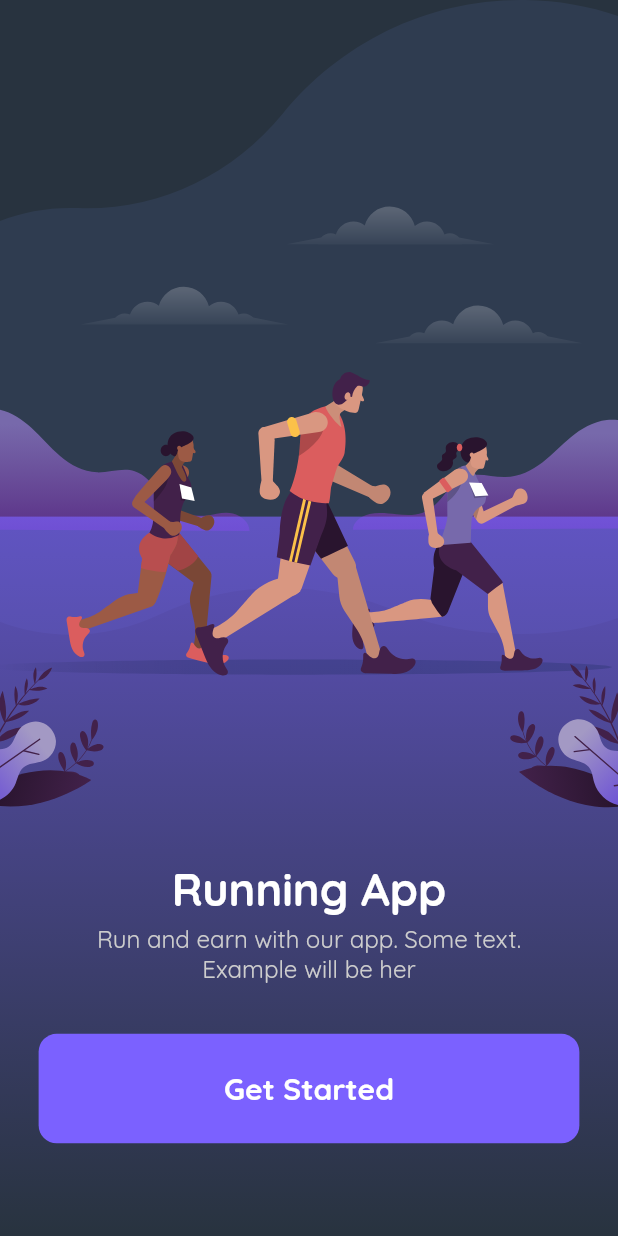
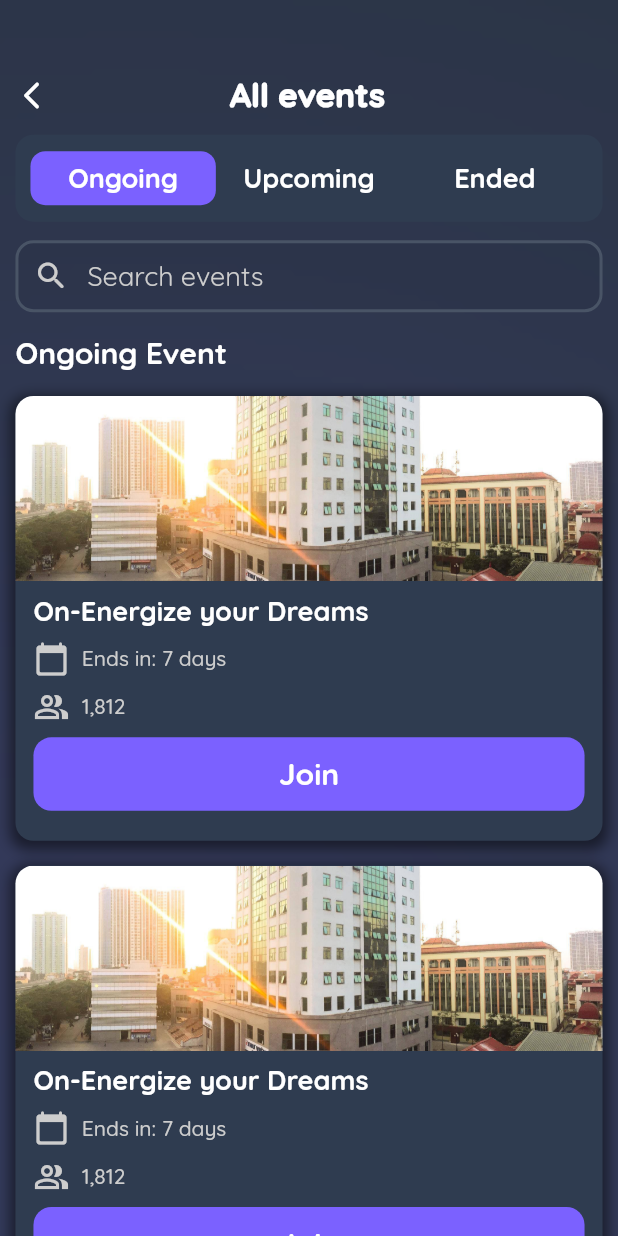
Before and after one commit to mduc-2610/Running-App, a Flutter app: the screen it shows after launch, on a phone screen of 412 x 824 dp. Run offline on Flutter 3.47's test engine with Material 3 defaults, Android fonts, the phone set to English and light mode, and no system bars; our stand-ins replace flutter_svg, google_maps_flutter; accounts and stored records are empty.

Commit message:
add event list view

```diff
--- a/running_app/lib/main.dart
+++ b/running_app/lib/main.dart
@@ -8,6 +8,8 @@ import 'package:running_app/view/community/club_detail_view.dart';
 import 'package:running_app/view/community/club_list_view.dart';
 import 'package:running_app/view/community/community_view.dart';
 import 'package:running_app/view/community/event_detail_view.dart';
+import 'package:running_app/view/community/event_list_view.dart';
+import 'package:running_app/view/community/your_event_list_view.dart';
 import 'package:running_app/view/home/home_view.dart';
 import 'package:running_app/view/home/notification_view.dart';
 import 'package:running_app/view/login/get_started_view.dart';
@@ -45,7 +47,7 @@ class MyApp extends StatelessWidget {
         colorScheme: ColorScheme.fromSeed(seedColor: Colors.deepPurple),
         useMaterial3: false
       ),
-      initialRoute: '/',
+      initialRoute: '/event_list',
       routes: {
         '/': (context) => const GetStartedView(),
         '/on_board': (context) => const OnBoardingView(),
@@ -64,6 +66,8 @@ class MyApp extends StatelessWidget {
         '/community': (context) => const CommunityView(),
         '/club_list': (context) => const ClubListView(),
         '/club_detail': (context) => const ClubDetailView(),
+        '/event_list': (context) => const EventListView(),
+        '/your_event_list': (context) => const YourEventListView(),
         '/user': (context) => const UserView(),
         '/setting': (context) => const SettingView(),
         '/event_detail': (context) => const EventDetailView(),
--- a/running_app/lib/utils/constants.dart
+++ b/running_app/lib/utils/constants.dart
@@ -27,3 +27,12 @@ class FontSize {
   static const BUTTON = 24.0;
   static const TITLE = 30.0;
 }
+
+class BShadow {
+  static final BoxShadow customBoxShadow = BoxShadow(
+    color: Colors.black.withOpacity(0.5),
+    spreadRadius: 3,
+    blurRadius: 7,
+    offset: Offset(0, 3),
+  );
+}
--- /dev/null
+++ b/running_app/lib/view/community/event_list_view.dart
@@ -0,0 +1,238 @@
+import 'package:flutter/material.dart';
+import 'package:flutter_svg/flutter_svg.dart';
+import 'package:running_app/utils/common_widgets/default_background_layout.dart';
+import 'package:running_app/utils/common_widgets/header.dart';
+import 'package:running_app/utils/common_widgets/input_decoration.dart';
+import 'package:running_app/utils/common_widgets/main_button.dart';
+import 'package:running_app/utils/common_widgets/main_wrapper.dart';
+import 'package:running_app/utils/common_widgets/text_button.dart';
+import 'package:running_app/utils/common_widgets/text_form_field.dart';
+import 'package:running_app/utils/constants.dart';
+
+class EventListView extends StatefulWidget {
+  const EventListView({super.key});
+
+  @override
+  State<EventListView> createState() => _EventListViewState();
+}
+
+class _EventListViewState extends State<EventListView> {
+  String _eventType = "Ongoing";
+  @override
+  Widget build(BuildContext context) {
+    var media = MediaQuery.sizeOf(context);
+    return Scaffold(
+      body: SingleChildScrollView(
+        child: DefaultBackgroundLayout(
+          child: Stack(
+            children: [
+              MainWrapper(
+                child: Column(
+                  children: [
+                    Header(title: "All events", noIcon: true,),
+                    SizedBox(height: media.height * 0.015,),
+
+                    // Redirect
+                    Container(
+                      padding: EdgeInsets.symmetric(
+                        vertical: 5,
+                        horizontal: 10
+                      ),
+                      decoration: BoxDecoration(
+                        color: TColor.SECONDARY_BACKGROUND,
+                        borderRadius: BorderRadius.circular(12),
+                      ),
+                      child: Row(
+                        mainAxisAlignment: MainAxisAlignment.spaceBetween,
+                        children: [
+                          for (var x in ["Ongoing", "Upcoming", "Ended"])
+                            SizedBox(
+                              width: media.width * 0.3,
+                              child: CustomTextButton(
+                                onPressed: () {
+                                  setState(() {
+                                    _eventType = x;
+                                  });
+                                },
+                                style: ButtonStyle(
+                                    padding: MaterialStateProperty.all<EdgeInsets>(
+                                        EdgeInsets.symmetric(
+                                            vertical: 5,
+                                        )),
+                                    backgroundColor: MaterialStateProperty.all<
+                                        Color?>(
+                                          _eventType == x ? TColor.PRIMARY : null
+                                        ),
+                                    shape: MaterialStateProperty.all<
+                                        RoundedRectangleBorder>(
+                                        RoundedRectangleBorder(
+                                            borderRadius:
+                                            BorderRadius.circular(10)))),
+                                child: Text(x,
+                                    style: TextStyle(
+                                      color: TColor.PRIMARY_TEXT,
+                                      fontSize: FontSize.NORMAL,
+                                      fontWeight: FontWeight.w600,
+                                    )),
+                              ),
+                            )
+                        ],
+                      ),
+                    ),
+
+                    // Search
+
+                    SizedBox(height: media.height * 0.015,),
+                    SizedBox(
+                      height: 50,
+                      child: CustomTextFormField(
+                        decoration: CustomInputDecoration(
+                          hintText: "Search events",
+                          prefixIcon: Icon(
+                            Icons.search_rounded,
+                            color: TColor.DESCRIPTION,
+                          ),
+                          contentPadding: EdgeInsets.symmetric(
+                            horizontal: 20
+                          )
+                        ),
+                        keyboardType: TextInputType.text,
+                      ),
+                    ),
+                    SizedBox(height: media.height * 0.015,),
+                    EventList(eventType: _eventType + " Event",),
+                  ],
+                ),
+              )
+            ],
+          ),
+        ),
+      ),
+    );
+  }
+}
+
+class EventList extends StatelessWidget {
+  final String eventType;
+  const EventList({
+    required this.eventType,
+    super.key
+  });
+
+  @override
+  Widget build(BuildContext context) {
+    var media = MediaQuery.sizeOf(context);
+    return Column(
+      crossAxisAlignment: CrossAxisAlignment.start,
+      children: [
+        Text(
+          eventType,
+          style: TextStyle(
+            color: TColor.PRIMARY_TEXT,
+            fontSize: FontSize.LARGE,
+            fontWeight: FontWeight.w800
+          ),
+        ),
+        SizedBox(height: media.height * 0.02,),
+        for(int i = 0; i < 10; i++)...[
+          CustomTextButton(
+            onPressed: () {},
+            child: Container(
+              decoration: BoxDecoration(
+                borderRadius: BorderRadius.circular(12),
+                color: TColor.SECONDARY_BACKGROUND,
+                boxShadow: [
+                  BShadow.customBoxShadow
+                ],
+              ),
+              child: Column(
+                crossAxisAlignment: CrossAxisAlignment.start,
+                children: [
+                  ClipRRect(
+                    borderRadius: BorderRadius.only(
+                        topLeft: Radius.circular(12),
+                        topRight: Radius.circular(12)
+                    ),
+                    child: Image.asset(
+                      "assets/img/community/ptit_background.jpg",
+                      width: media.width,
+                      height: media.height * 0.15,
+                      fit: BoxFit.cover,
+                    ),
+                  ),
+                  SizedBox(height: media.height * 0.01,),
+                  Padding(
+                      padding: EdgeInsets.symmetric(
+                        horizontal: 12,
+                        // vertical: 10,
+                      ),
+                      child: Column(
+                        crossAxisAlignment: CrossAxisAlignment.start,
+                        children: [
+                          Text(
+                            "On-Energize your Dreams",
+                            style: TextStyle(
+                                color: TColor.PRIMARY_TEXT,
+                                fontSize: FontSize.NORMAL,
+                                fontWeight: FontWeight.w700
+                            ),
+                          ),
+                          SizedBox(height: media.height * 0.01,),
+                          for(var x in [
+                            {
+                              "icon": Icons.calendar_today_rounded,
+                              "text": "Ends in: 7 days",
+                            },
+                            {
+                              "icon": Icons.people_alt_outlined,
+                              "text": "1,812",
+                            }
+                          ])...[
+                            Row(
+                              children: [
+                                Icon(
+                                  x["icon"] as IconData,
+                                  color: TColor.DESCRIPTION,
+                                ),
+                                SizedBox(width: media.width * 0.02,),
+                                Text(
+                                  x["text"] as String,
+                                  style: TextStyle(
+                                    color: TColor.DESCRIPTION,
+                                    fontSize: 14,
+                                  ),
+                                ),
+                              ],
+                            ),
+                            SizedBox(height: media.height * 0.01,),
+                          ],
+                        ],
+                      )
+                  ),
+                  Container(
+                    width: media.width,
+                    margin: EdgeInsets.fromLTRB(12, 0, 12, 20),
+                    child: CustomMainButton(
+                      horizontalPadding: 0,
+                      verticalPadding: 12,
+                      onPressed: () {},
+                      child: Text(
+                        "Join",
+                        style: TextStyle(
+                            color: TColor.PRIMARY_TEXT,
+                            fontSize: FontSize.LARGE,
+                            fontWeight: FontWeight.w800
+                        ),
+                      ),
+                    ),
+                  )
+                ],
+              ),
+            ),
+          ),
+          if(i < 9) SizedBox(height: media.height * 0.02,),
+        ]
+      ],
+    );
+  }
+}
--- a/running_app/lib/view/community/event_view.dart
+++ b/running_app/lib/view/community/event_view.dart
@@ -28,7 +28,9 @@ class _EventViewState extends State<EventView> {
         SizedBox(height: media.height * 0.01,),
         // Your event section
         CustomTextButton(
-          onPressed: () {},
+          onPressed: () {
+            Navigator.pushNamed(context, '/your_event_list');
+          },
           child: Container(
             padding: const EdgeInsets.symmetric(
               vertical: 10,
```
Also changed, not shown: running_app/lib/view/community/your_event_list_view.dart (added, +238 -0 lines).
